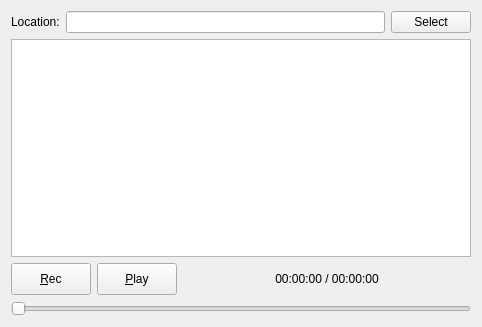
gqrx-sdr/gqrx, file src/qtgui/iq_tool.ui: the form before one commit.
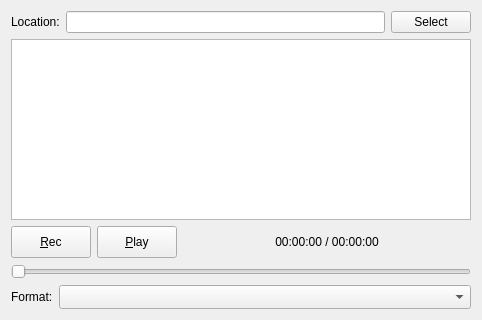
The form after the commit. Icons and pictures are not drawn.

Commit message: iq_formats: Implement recording/playback of different sample formats

Patch:
```diff
--- a/src/qtgui/iq_tool.ui
+++ b/src/qtgui/iq_tool.ui
@@ -7,7 +7,7 @@
     <x>0</x>
     <y>0</y>
     <width>482</width>
-    <height>327</height>
+    <height>320</height>
    </rect>
   </property>
   <property name="sizePolicy">
@@ -90,6 +90,12 @@
        <property name="enabled">
         <bool>true</bool>
        </property>
+       <property name="sizePolicy">
+        <sizepolicy hsizetype="Minimum" vsizetype="Fixed">
+         <horstretch>0</horstretch>
+         <verstretch>0</verstretch>
+        </sizepolicy>
+       </property>
        <property name="minimumSize">
         <size>
          <width>32</width>
@@ -160,7 +166,7 @@
        <property name="sizeHint" stdset="0">
         <size>
          <width>40</width>
-         <height>20</height>
+         <height>10</height>
         </size>
        </property>
       </spacer>
@@ -183,7 +189,7 @@
        <property name="sizeHint" stdset="0">
         <size>
          <width>40</width>
-         <height>20</height>
+         <height>10</height>
         </size>
        </property>
       </spacer>
@@ -209,6 +215,54 @@
      </property>
     </widget>
    </item>
+   <item>
+    <layout class="QHBoxLayout" name="horizontalLayout_3">
+     <item>
+      <widget class="QLabel" name="formatLabel">
+       <property name="sizePolicy">
+        <sizepolicy hsizetype="Minimum" vsizetype="Preferred">
+         <horstretch>0</horstretch>
+         <verstretch>0</verstretch>
+        </sizepolicy>
+       </property>
+       <property name="minimumSize">
+        <size>
+         <width>32</width>
+         <height>0</height>
+        </size>
+       </property>
+       <property name="text">
+        <string>Format:</string>
+       </property>
+      </widget>
+     </item>
+     <item>
+      <widget class="QComboBox" name="formatCombo">
+       <property name="enabled">
+        <bool>true</bool>
+       </property>
+       <property name="sizePolicy">
+        <sizepolicy hsizetype="Expanding" vsizetype="Minimum">
+         <horstretch>0</horstretch>
+         <verstretch>0</verstretch>
+        </sizepolicy>
+       </property>
+       <property name="minimumSize">
+        <size>
+         <width>32</width>
+         <height>24</height>
+        </size>
+       </property>
+       <property name="editable">
+        <bool>false</bool>
+       </property>
+       <property name="frame">
+        <bool>true</bool>
+       </property>
+      </widget>
+     </item>
+    </layout>
+   </item>
   </layout>
  </widget>
  <resources>
```
The commit also changes 9 other files.
